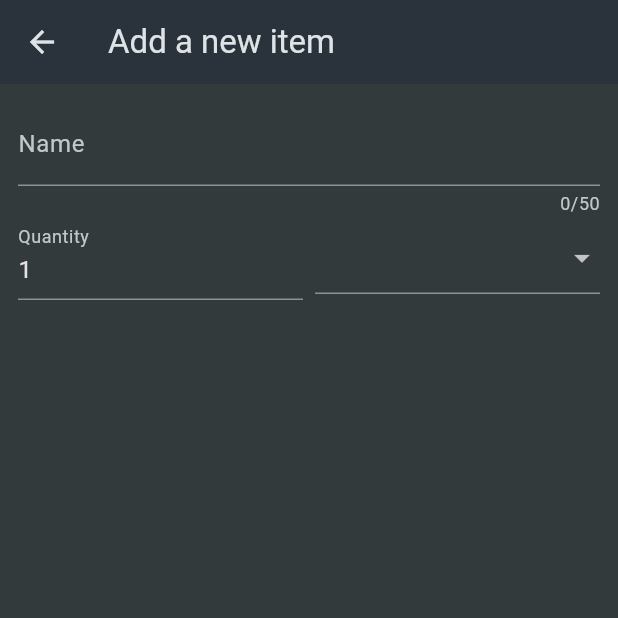
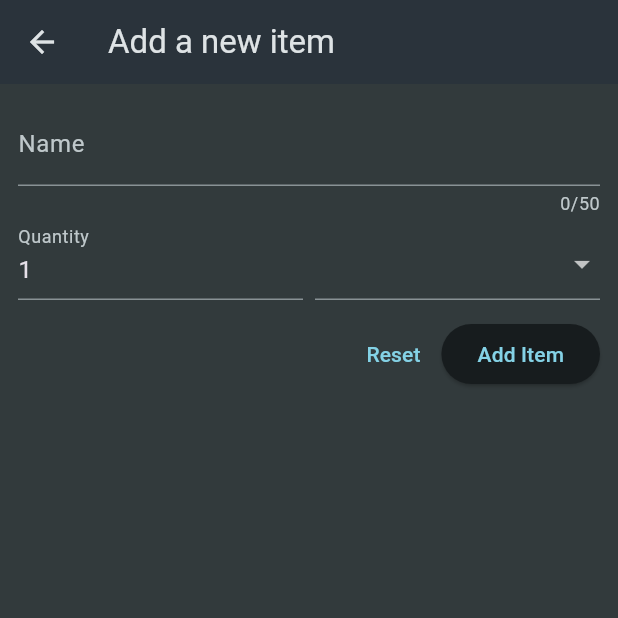
Before and after one commit to Leningram/flutter_groceries, a Flutter app: the NewItem screen opened directly, on a phone screen of 412 x 824 dp, the top half of it. Run offline on Flutter 3.47's test engine with Material 3 defaults, Android fonts, the phone set to English and light mode, and no system bars.

Commit message:
buttons new item add

```diff
--- a/lib/presentation/widgets/new_item.dart
+++ b/lib/presentation/widgets/new_item.dart
@@ -30,6 +30,7 @@ class _NewItemState extends State<NewItem> {
                 },
               ),
               Row(
+                crossAxisAlignment: CrossAxisAlignment.end,
                 children: [
                   Expanded(
                     child: TextFormField(
@@ -61,7 +62,14 @@ class _NewItemState extends State<NewItem> {
                     ], onChanged: (value) {}),
                   )
                 ],
-              )
+              ),
+              const SizedBox(height: 12),
+              Row(
+                mainAxisAlignment: MainAxisAlignment.end,
+                children: [
+                TextButton(onPressed: () {}, child: const Text('Reset')),
+                ElevatedButton(onPressed: () {}, child: const Text('Add Item'))
+              ],)
             ],
           )),
         ));
```
